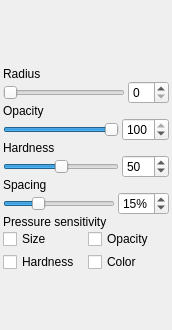
Before: the Qt Designer form src/client/ui/brushsettings.ui in drawpile/Drawpile, drawn with Qt 5.
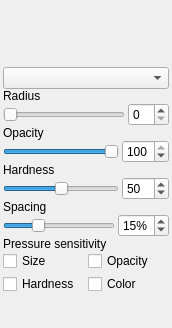
After: the same form once the commit is applied. Custom widgets are drawn as their Qt base class.

Diff of the .ui file:
```diff
--- a/src/client/ui/brushsettings.ui
+++ b/src/client/ui/brushsettings.ui
@@ -6,19 +6,19 @@
     <x>0</x>
     <y>0</y>
     <width>172</width>
-    <height>330</height>
+    <height>328</height>
    </rect>
   </property>
   <property name="windowTitle" >
    <string>Form</string>
   </property>
-  <layout class="QVBoxLayout" >
-   <property name="margin" >
-    <number>3</number>
-   </property>
+  <layout class="QVBoxLayout" name="verticalLayout" >
    <property name="spacing" >
     <number>0</number>
    </property>
+   <property name="margin" >
+    <number>3</number>
+   </property>
    <item>
     <widget class="BrushPreview" name="preview" >
      <property name="sizePolicy" >
@@ -43,6 +43,9 @@
      </property>
     </widget>
    </item>
+   <item>
+    <widget class="QComboBox" name="blendmode" />
+   </item>
    <item>
     <widget class="QLabel" name="label" >
      <property name="text" >
@@ -58,6 +61,9 @@
      <property name="spacing" >
       <number>3</number>
      </property>
+     <property name="margin" >
+      <number>0</number>
+     </property>
      <item>
       <widget class="QSlider" name="brushsize" >
        <property name="minimum" >
```
Left out of the diff: 171 changed lines with no effect on the pictures.
